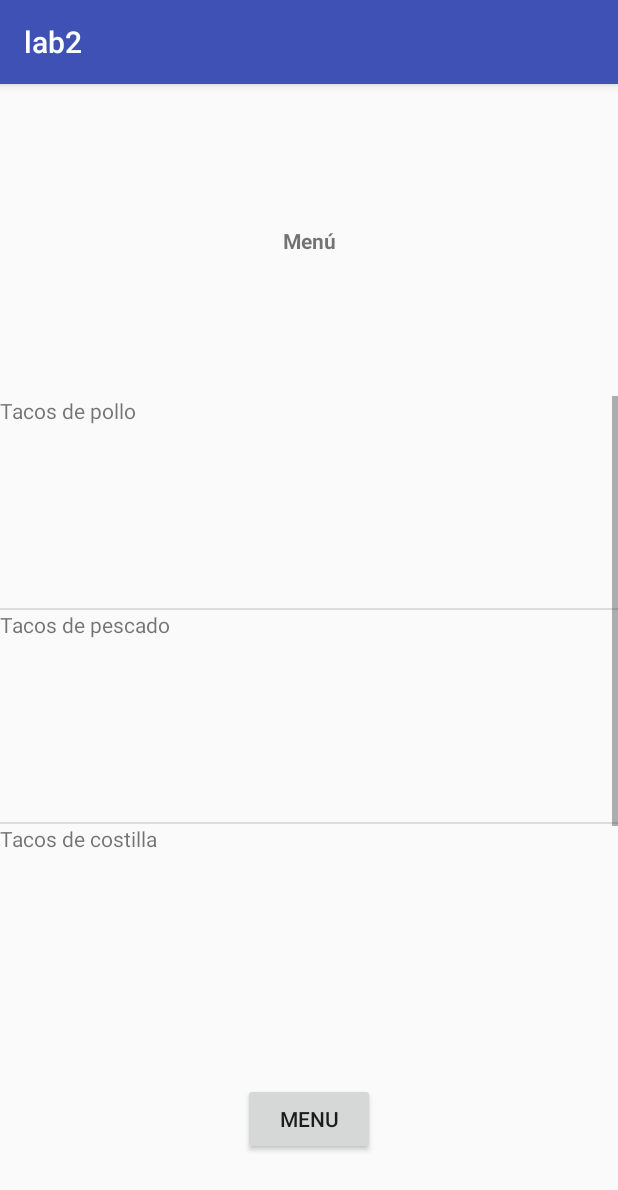
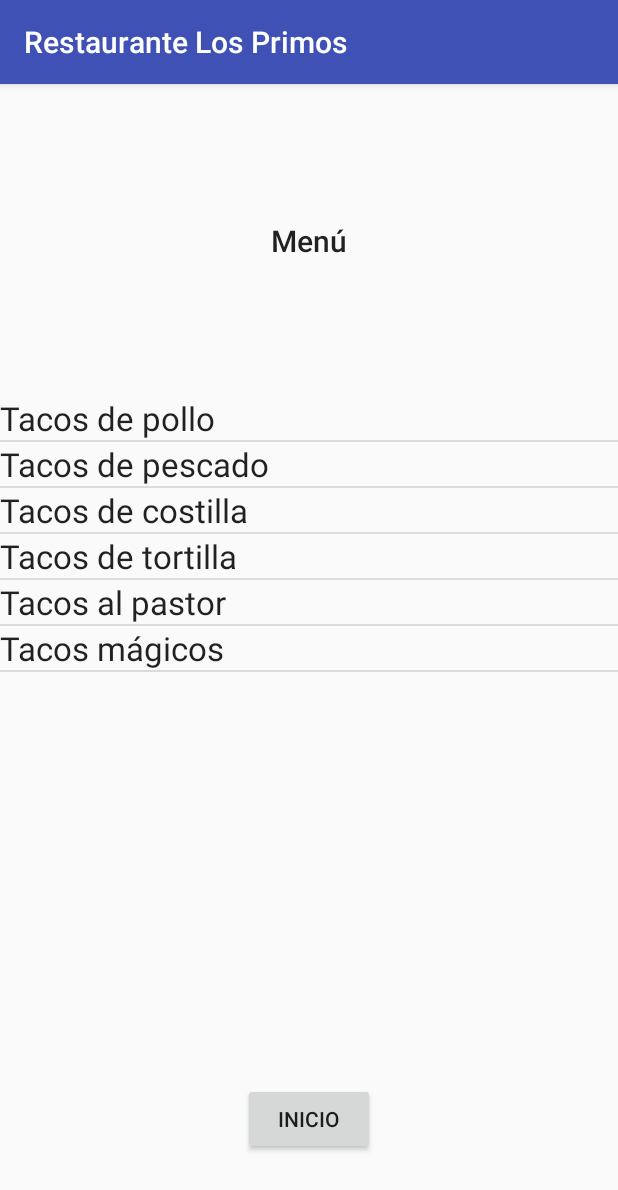
Before and after one commit to GDawg4/lab3, an Android app: the MenuActivity screen opened directly, with no data from a screen before it, after a tap on "Tacos de pollo", on a phone screen of 412 x 824 dp. Shown: the top 1190 px of the screen. Run offline under Robolectric (Android 15) with nearby library versions, the phone set to English and light mode, and no system bars.

Commit message:
Cambios finales 2.0

```diff
--- a/app/src/main/AndroidManifest.xml
+++ b/app/src/main/AndroidManifest.xml
@@ -6,7 +6,7 @@
         android:name=".appExtensio"
         android:allowBackup="true"
         android:icon="@mipmap/ic_launcher"
-        android:label="@string/app_name"
+        android:label="Restaurante Los Primos"
         android:roundIcon="@mipmap/ic_launcher_round"
         android:supportsRtl="true"
         android:theme="@style/AppTheme">
@@ -17,7 +17,6 @@
                 <category android:name="android.intent.category.LAUNCHER" />
             </intent-filter>
         </activity>
-        <activity android:name=".menuActivity" />
         <activity android:name=".MenuActivity" />
         <activity android:name=".OrderActivity"></activity>
     </application>
--- a/app/src/main/java/com/example/garoz/lab2/MenuActivity.kt
+++ b/app/src/main/java/com/example/garoz/lab2/MenuActivity.kt
@@ -5,6 +5,10 @@ import android.support.v7.app.AppCompatActivity
 import android.os.Bundle
 import android.widget.*
 import kotlinx.android.synthetic.main.activity_menu2.*
+
+/**
+ * Actividad de pantalla con menú
+ */
 
 class MenuActivity : AppCompatActivity() {
 
@@ -16,33 +20,41 @@ class MenuActivity : AppCompatActivity() {
 
         listView = findViewById(R.id.menuList)
 
+        /**
+         * Se crea lista con las opciones del menú
+         */
         val itemsList = ArrayList<String>()
         val backButton = findViewById<Button>(R.id.backToMenuButton)
-        /*
-        itemsList.add(Item("Tacos al pastor"))
-        itemsList.add(Item("Tacos al carbón"))
-        itemsList.add(Item("Tacos de tortilla"))
-        */
 
+        /**
+         * Se llena con todos los tacos necesarios
+         */
         itemsList.add("Tacos de pollo")
         itemsList.add("Tacos de pescado")
         itemsList.add("Tacos de costilla")
         itemsList.add("Tacos de tortilla")
+        itemsList.add("Tacos al pastor")
+        itemsList.add("Tacos mágicos")
 
-
+        /**
+         * Se une al adapter
+         */
         val adapter = ItemAdapter(this, itemsList)
         listView.adapter = adapter
 
+        /**
+         * Se especifica el comportamiento al seleccionar un objeto
+         */
         listView.setOnItemClickListener { _, _, position, _ ->
             val selectedItem = itemsList[position]
-            appExtensio.add(selectedItem)
-            val text = "Agregado " + selectedItem
+            appExtensio.add(selectedItem) //Se une a lista globak
+            val text = "Agregado $selectedItem"
             val toast = Toast.makeText(applicationContext, text, Toast.LENGTH_SHORT)
-            toast.show()
+            toast.show() //Se muestra toast apropiado
         }
         backButton.setOnClickListener {
             val intent = Intent(this, MainActivity::class.java)
-            startActivity(intent)
+            startActivity(intent) //Botón para regresar a menú principal
         }
     }
 }
--- a/app/src/main/res/layout/activity_menu2.xml
+++ b/app/src/main/res/layout/activity_menu2.xml
@@ -28,7 +28,7 @@
         android:layout_marginStart="8dp"
         android:layout_marginTop="8dp"
         android:text="Menú"
-        android:textStyle="bold"
+        android:textAppearance="@style/TextAppearance.AppCompat.Title"
         app:layout_constraintBottom_toTopOf="@+id/menuList"
         app:layout_constraintEnd_toEndOf="parent"
         app:layout_constraintStart_toStartOf="parent"
@@ -42,7 +42,7 @@
         android:layout_marginEnd="8dp"
         android:layout_marginStart="8dp"
         android:layout_marginTop="8dp"
-        android:text="Menu"
+        android:text="Inicio"
         app:layout_constraintBottom_toBottomOf="parent"
         app:layout_constraintEnd_toEndOf="parent"
         app:layout_constraintStart_toStartOf="parent"
--- a/app/src/main/res/layout/oneitem.xml
+++ b/app/src/main/res/layout/oneitem.xml
@@ -4,7 +4,8 @@
 
     <TextView
         android:id="@+id/itemName"
-        android:layout_width="288dp"
-        android:layout_height="141dp"
-        android:text="Name" />
+        android:layout_width="397dp"
+        android:layout_height="wrap_content"
+        android:text="Name"
+        android:textAppearance="@android:style/TextAppearance.Holo.Large" />
 </LinearLayout>
```
Also changed, not shown: app/src/main/java/com/example/garoz/lab2/Item.kt (deleted, +0 -9 lines), app/src/main/java/com/example/garoz/lab2/ItemAdapter.kt (+10 -0 lines), app/src/main/java/com/example/garoz/lab2/MainActivity.kt (+9 -0 lines), app/src/main/java/com/example/garoz/lab2/OrderActivity.kt (+17 -0 lines), app/src/main/java/com/example/garoz/lab2/appExtensio.kt (+10 -3 lines), app/src/main/res/layout/activity_main.xml (+4 -4 lines).
